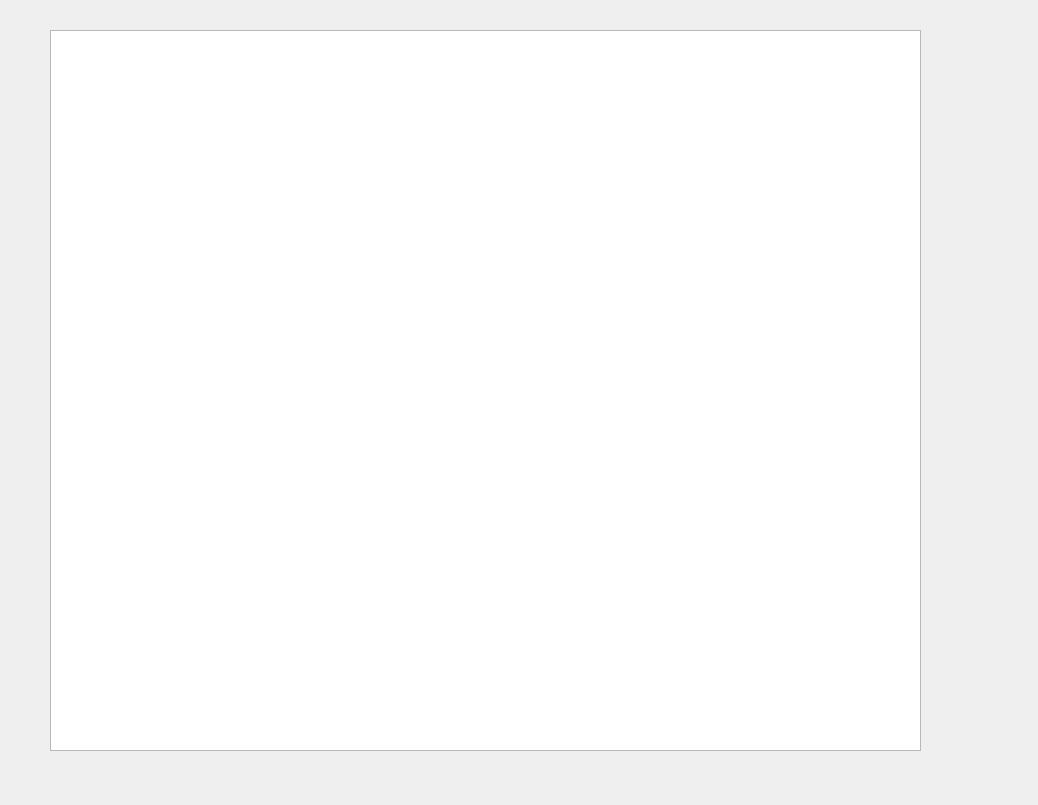
reisenbest/PPK_ARCHEOMAP, file app/ui/monuments_list_window.ui: the form before one commit.
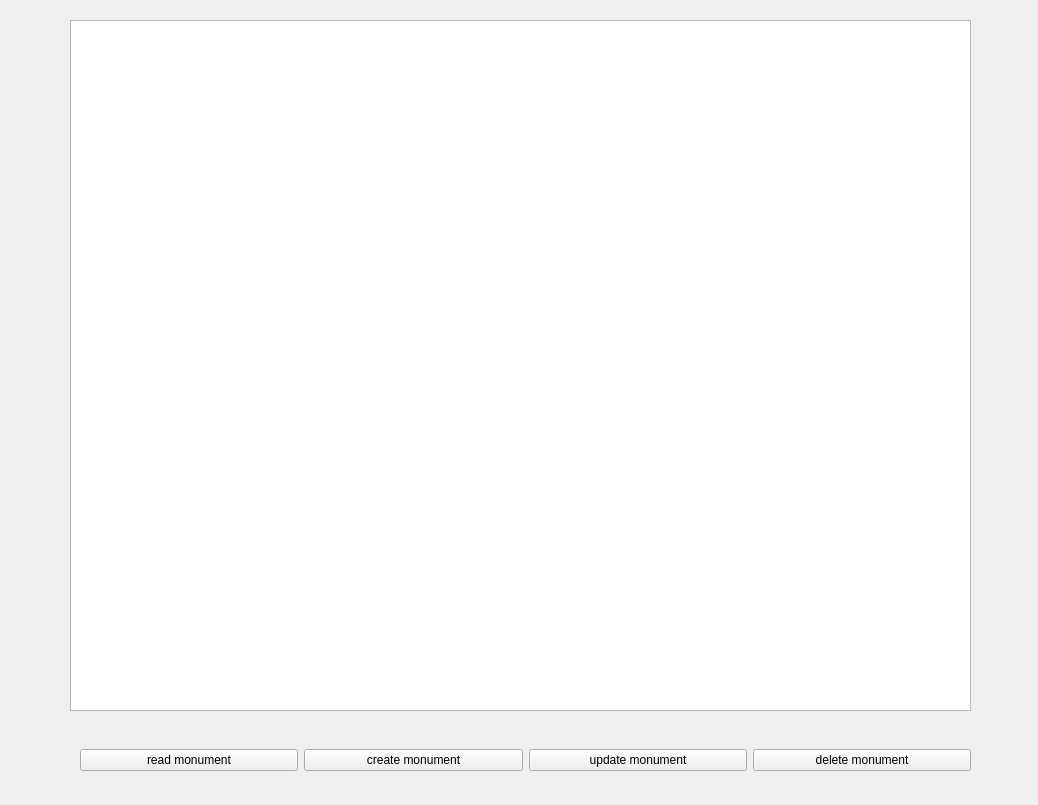
The form after the commit.

Commit message: read method sql + monuments list

The edit to the form file:
```diff
--- a/app/ui/monuments_list_window.ui
+++ b/app/ui/monuments_list_window.ui
@@ -16,13 +16,53 @@
   <widget class="QListWidget" name="MonumentslistWidget">
    <property name="geometry">
     <rect>
-     <x>50</x>
-     <y>30</y>
-     <width>871</width>
-     <height>721</height>
+     <x>70</x>
+     <y>20</y>
+     <width>901</width>
+     <height>691</height>
     </rect>
    </property>
   </widget>
+  <widget class="QWidget" name="horizontalLayoutWidget">
+   <property name="geometry">
+    <rect>
+     <x>80</x>
+     <y>720</y>
+     <width>891</width>
+     <height>80</height>
+    </rect>
+   </property>
+   <layout class="QHBoxLayout" name="horizontalLayout">
+    <item>
+     <widget class="QPushButton" name="readMonumentBtn">
+      <property name="text">
+       <string>read monument</string>
+      </property>
+     </widget>
+    </item>
+    <item>
+     <widget class="QPushButton" name="createMonumentBtn">
+      <property name="text">
+       <string>create monument</string>
+      </property>
+     </widget>
+    </item>
+    <item>
+     <widget class="QPushButton" name="updateMonumentBtn">
+      <property name="text">
+       <string>update monument</string>
+      </property>
+     </widget>
+    </item>
+    <item>
+     <widget class="QPushButton" name="deleteMonumentBtn">
+      <property name="text">
+       <string>delete monument</string>
+      </property>
+     </widget>
+    </item>
+   </layout>
+  </widget>
  </widget>
  <resources/>
  <connections/>
```
The commit also changes 12 other files.
